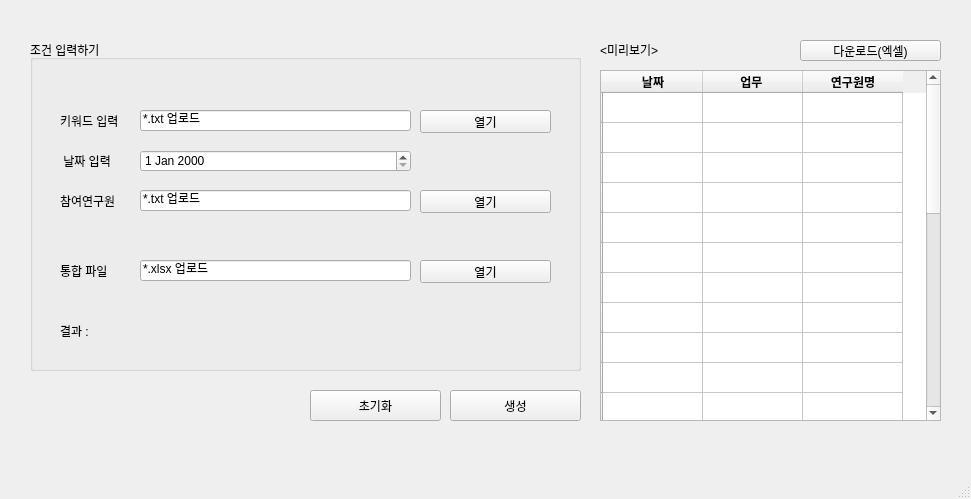
Old version of the form main.ui in the repository Anzinius/Random_Task_Generator.
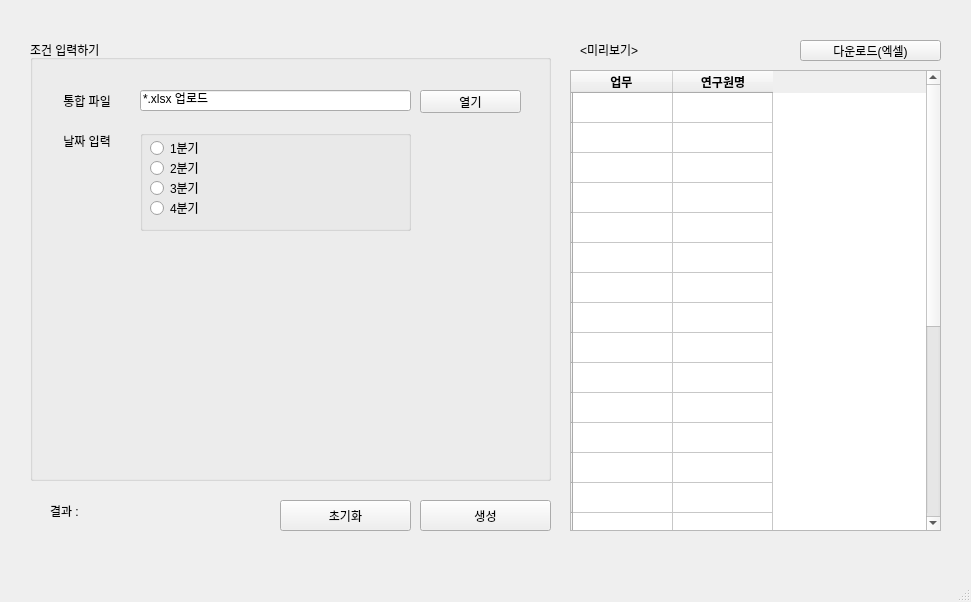
New version of the form.

```diff
--- a/main.ui
+++ b/main.ui
@@ -7,7 +7,7 @@
     <x>0</x>
     <y>0</y>
     <width>971</width>
-    <height>499</height>
+    <height>602</height>
    </rect>
   </property>
   <property name="windowTitle">
@@ -17,10 +17,10 @@
    <widget class="QTableWidget" name="tbl_preview">
     <property name="geometry">
      <rect>
-      <x>600</x>
+      <x>570</x>
       <y>70</y>
-      <width>341</width>
-      <height>351</height>
+      <width>371</width>
+      <height>461</height>
      </rect>
     </property>
     <row>
@@ -148,17 +148,6 @@
       <string/>
      </property>
     </row>
-    <column>
-     <property name="text">
-      <string>                          날짜                          </string>
-     </property>
-     <property name="font">
-      <font>
-       <weight>75</weight>
-       <bold>true</bold>
-      </font>
-     </property>
-    </column>
     <column>
      <property name="text">
       <string>         업무          </string>
@@ -181,7 +170,7 @@
       </font>
      </property>
     </column>
-    <item row="18" column="2">
+    <item row="18" column="1">
      <property name="text">
       <string/>
      </property>
@@ -190,8 +179,8 @@
    <widget class="QPushButton" name="btn_clear">
     <property name="geometry">
      <rect>
-      <x>310</x>
-      <y>390</y>
+      <x>280</x>
+      <y>500</y>
       <width>131</width>
       <height>31</height>
      </rect>
@@ -205,84 +194,19 @@
      <rect>
       <x>30</x>
       <y>40</y>
-      <width>551</width>
-      <height>331</height>
+      <width>521</width>
+      <height>441</height>
      </rect>
     </property>
     <property name="title">
      <string>조건 입력하기</string>
     </property>
-    <widget class="QLineEdit" name="input_upload_keyword">
-     <property name="geometry">
-      <rect>
-       <x>110</x>
-       <y>70</y>
-       <width>271</width>
-       <height>21</height>
-      </rect>
-     </property>
-     <property name="text">
-      <string>*.txt 업로드</string>
-     </property>
-    </widget>
-    <widget class="QPushButton" name="btn_open_keyword">
-     <property name="geometry">
-      <rect>
-       <x>390</x>
-       <y>70</y>
-       <width>131</width>
-       <height>23</height>
-      </rect>
-     </property>
-     <property name="text">
-      <string>열기</string>
-     </property>
-    </widget>
-    <widget class="QLabel" name="label_key">
-     <property name="geometry">
-      <rect>
-       <x>30</x>
-       <y>70</y>
-       <width>81</width>
-       <height>21</height>
-      </rect>
-     </property>
-     <property name="text">
-      <string>키워드 입력</string>
-     </property>
-    </widget>
-    <widget class="QLineEdit" name="input_upload_member">
-     <property name="geometry">
-      <rect>
-       <x>110</x>
-       <y>150</y>
-       <width>271</width>
-       <height>21</height>
-      </rect>
-     </property>
-     <property name="text">
-      <string>*.txt 업로드</string>
-     </property>
-    </widget>
-    <widget class="QLabel" name="label_member">
-     <property name="geometry">
-      <rect>
-       <x>30</x>
-       <y>150</y>
-       <width>81</width>
-       <height>21</height>
-      </rect>
-     </property>
-     <property name="text">
-      <string>참여연구원</string>
-     </property>
-    </widget>
     <widget class="QLabel" name="label_date">
      <property name="geometry">
       <rect>
        <x>30</x>
-       <y>110</y>
-       <width>81</width>
+       <y>90</y>
+       <width>71</width>
        <height>21</height>
       </rect>
      </property>
@@ -290,60 +214,24 @@
       <string> 날짜 입력</string>
      </property>
     </widget>
-    <widget class="QDateEdit" name="input_date">
-     <property name="geometry">
-      <rect>
-       <x>110</x>
-       <y>110</y>
-       <width>271</width>
-       <height>22</height>
-      </rect>
-     </property>
-    </widget>
-    <widget class="QPushButton" name="btn_open_member">
-     <property name="geometry">
-      <rect>
-       <x>390</x>
-       <y>150</y>
-       <width>131</width>
-       <height>23</height>
-      </rect>
-     </property>
-     <property name="text">
-      <string>열기</string>
-     </property>
-    </widget>
-    <widget class="QLabel" name="label_result">
-     <property name="geometry">
-      <rect>
-       <x>30</x>
-       <y>280</y>
-       <width>41</width>
-       <height>21</height>
-      </rect>
-     </property>
-     <property name="text">
-      <string>결과 : </string>
-     </property>
-    </widget>
     <widget class="QLabel" name="label_xlsx">
      <property name="geometry">
       <rect>
        <x>30</x>
-       <y>220</y>
-       <width>81</width>
+       <y>50</y>
+       <width>71</width>
        <height>21</height>
       </rect>
      </property>
      <property name="text">
-      <string>통합 파일</string>
+      <string> 통합 파일</string>
      </property>
     </widget>
     <widget class="QLineEdit" name="input_upload_xlsx">
      <property name="geometry">
       <rect>
        <x>110</x>
-       <y>220</y>
+       <y>50</y>
        <width>271</width>
        <height>21</height>
       </rect>
@@ -356,8 +244,8 @@
      <property name="geometry">
       <rect>
        <x>390</x>
-       <y>220</y>
-       <width>131</width>
+       <y>50</y>
+       <width>101</width>
        <height>23</height>
       </rect>
      </property>
@@ -365,18 +253,70 @@
       <string>열기</string>
      </property>
     </widget>
-    <widget class="QLabel" name="label_result_value">
+    <widget class="QGroupBox" name="groupBox">
      <property name="geometry">
       <rect>
-       <x>70</x>
-       <y>280</y>
-       <width>41</width>
-       <height>21</height>
+       <x>110</x>
+       <y>90</y>
+       <width>271</width>
+       <height>101</height>
       </rect>
      </property>
-     <property name="text">
+     <property name="title">
       <string/>
      </property>
+     <widget class="QRadioButton" name="radioButton">
+      <property name="geometry">
+       <rect>
+        <x>10</x>
+        <y>10</y>
+        <width>90</width>
+        <height>16</height>
+       </rect>
+      </property>
+      <property name="text">
+       <string>1분기</string>
+      </property>
+     </widget>
+     <widget class="QRadioButton" name="radioButton_2">
+      <property name="geometry">
+       <rect>
+        <x>10</x>
+        <y>30</y>
+        <width>90</width>
+        <height>16</height>
+       </rect>
+      </property>
+      <property name="text">
+       <string>2분기</string>
+      </property>
+     </widget>
+     <widget class="QRadioButton" name="radioButton_3">
+      <property name="geometry">
+       <rect>
+        <x>10</x>
+        <y>50</y>
+        <width>90</width>
+        <height>16</height>
+       </rect>
+      </property>
+      <property name="text">
+       <string>3분기</string>
+      </property>
+     </widget>
+     <widget class="QRadioButton" name="radioButton_4">
+      <property name="geometry">
+       <rect>
+        <x>10</x>
+        <y>70</y>
+        <width>90</width>
+        <height>16</height>
+       </rect>
+      </property>
+      <property name="text">
+       <string>4분기</string>
+      </property>
+     </widget>
     </widget>
    </widget>
    <widget class="QPushButton" name="btn_download">
@@ -395,8 +335,8 @@
    <widget class="QPushButton" name="btn_search">
     <property name="geometry">
      <rect>
-      <x>450</x>
-      <y>390</y>
+      <x>420</x>
+      <y>500</y>
       <width>131</width>
       <height>31</height>
      </rect>
@@ -408,7 +348,7 @@
    <widget class="QLabel" name="label_preview">
     <property name="geometry">
      <rect>
-      <x>600</x>
+      <x>580</x>
       <y>40</y>
       <width>141</width>
       <height>21</height>
@@ -418,6 +358,32 @@
      <string>&lt;미리보기&gt;</string>
     </property>
    </widget>
+   <widget class="QLabel" name="label_result">
+    <property name="geometry">
+     <rect>
+      <x>50</x>
+      <y>500</y>
+      <width>41</width>
+      <height>21</height>
+     </rect>
+    </property>
+    <property name="text">
+     <string>결과 : </string>
+    </property>
+   </widget>
+   <widget class="QLabel" name="label_result_value">
+    <property name="geometry">
+     <rect>
+      <x>90</x>
+      <y>500</y>
+      <width>41</width>
+      <height>21</height>
+     </rect>
+    </property>
+    <property name="text">
+     <string/>
+    </property>
+   </widget>
   </widget>
   <widget class="QMenuBar" name="menubar">
    <property name="geometry">
```
